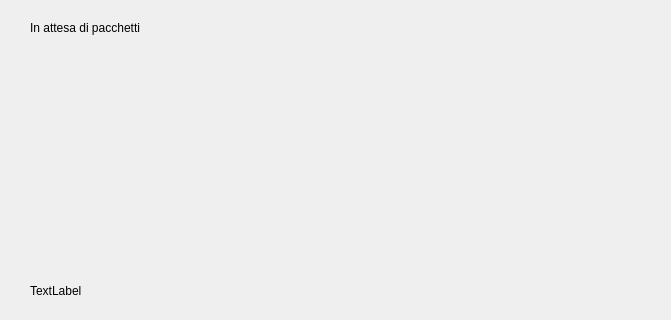
This is qtClient/mainwindow.ui in ProfBarcelli/screenStreamer as Qt 5 draws it before an edit; both pictures show x 0 to 671 and y 0 to 320 of the 800 by 600 pixel window. The edited form follows.
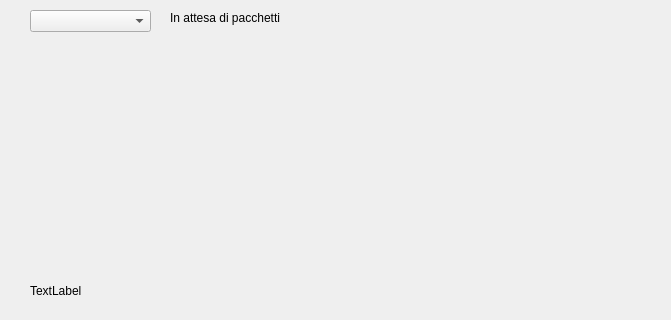
This is the edited form.

Diff of the .ui file:
```diff
--- a/qtClient/mainwindow.ui
+++ b/qtClient/mainwindow.ui
@@ -17,8 +17,8 @@
    <widget class="QLabel" name="label">
     <property name="geometry">
      <rect>
-      <x>30</x>
-      <y>20</y>
+      <x>170</x>
+      <y>10</y>
       <width>371</width>
       <height>16</height>
      </rect>
@@ -40,6 +40,16 @@
      <string>TextLabel</string>
     </property>
    </widget>
+   <widget class="QComboBox" name="comboBox">
+    <property name="geometry">
+     <rect>
+      <x>30</x>
+      <y>10</y>
+      <width>121</width>
+      <height>22</height>
+     </rect>
+    </property>
+   </widget>
   </widget>
   <widget class="QMenuBar" name="menubar">
    <property name="geometry">
```
Left out of the diff: 2 changed lines with no effect on the pictures.
